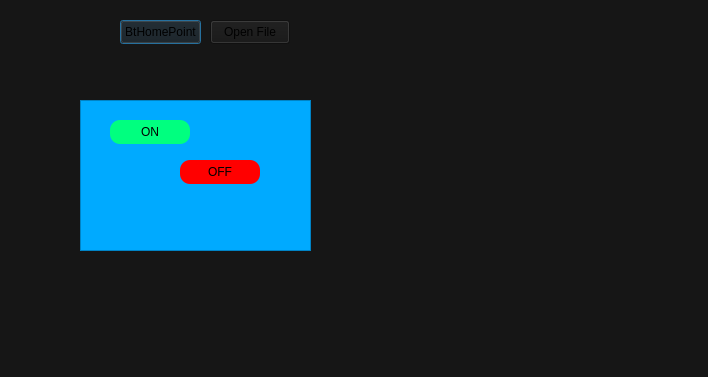
First picture: the form in dialog.ui, repository RonDahan23/CNC_Machine_Project, before the edit.
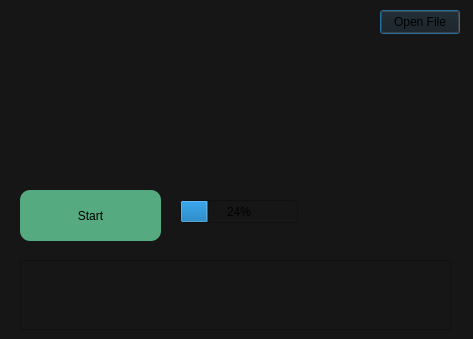
Second picture: the form after the edit.

The edit to the form file:
```diff
--- a/dialog.ui
+++ b/dialog.ui
@@ -6,8 +6,8 @@
    <rect>
     <x>0</x>
     <y>0</y>
-    <width>708</width>
-    <height>377</height>
+    <width>473</width>
+    <height>339</height>
    </rect>
   </property>
   <property name="windowTitle">
@@ -16,89 +16,11 @@
   <property name="styleSheet">
    <string notr="true">background-color: rgb(22, 22, 22);</string>
   </property>
-  <widget class="QPushButton" name="BtHomePoint">
-   <property name="geometry">
-    <rect>
-     <x>120</x>
-     <y>20</y>
-     <width>81</width>
-     <height>24</height>
-    </rect>
-   </property>
-   <property name="text">
-    <string>BtHomePoint</string>
-   </property>
-  </widget>
-  <widget class="QFrame" name="frame">
-   <property name="geometry">
-    <rect>
-     <x>80</x>
-     <y>100</y>
-     <width>231</width>
-     <height>151</height>
-    </rect>
-   </property>
-   <property name="styleSheet">
-    <string notr="true">background-color: rgb(0, 170, 255);
-
-</string>
-   </property>
-   <property name="frameShape">
-    <enum>QFrame::StyledPanel</enum>
-   </property>
-   <property name="frameShadow">
-    <enum>QFrame::Raised</enum>
-   </property>
-   <widget class="QPushButton" name="pushButtonOFF">
-    <property name="geometry">
-     <rect>
-      <x>100</x>
-      <y>60</y>
-      <width>80</width>
-      <height>24</height>
-     </rect>
-    </property>
-    <property name="styleSheet">
-     <string notr="true">QPushButton 
-{
-	background-color: rgb(255, 0, 0);
-	border: none;
- 	border-radius: 10px;
-}
-</string>
-    </property>
-    <property name="text">
-     <string>OFF</string>
-    </property>
-   </widget>
-   <widget class="QPushButton" name="pushButtonON">
-    <property name="geometry">
-     <rect>
-      <x>30</x>
-      <y>20</y>
-      <width>80</width>
-      <height>24</height>
-     </rect>
-    </property>
-    <property name="styleSheet">
-     <string notr="true">QPushButton 
-{
-	background-color: rgb(0, 255, 127);
-	border: none;
- 	border-radius: 10px;
-}
-</string>
-    </property>
-    <property name="text">
-     <string>ON</string>
-    </property>
-   </widget>
-  </widget>
   <widget class="QPushButton" name="Open_Hpgl_file">
    <property name="geometry">
     <rect>
-     <x>210</x>
-     <y>20</y>
+     <x>380</x>
+     <y>10</y>
      <width>80</width>
      <height>24</height>
     </rect>
@@ -107,6 +29,50 @@
     <string>Open File</string>
    </property>
   </widget>
+  <widget class="QPushButton" name="StartSendingData">
+   <property name="geometry">
+    <rect>
+     <x>20</x>
+     <y>190</y>
+     <width>141</width>
+     <height>51</height>
+    </rect>
+   </property>
+   <property name="styleSheet">
+    <string notr="true">	background-color: rgb(85, 170, 127);
+
+
+	font: 700 22pt &quot;Segoe UI&quot;;
+	border: none;
+ 	border-radius: 10px;</string>
+   </property>
+   <property name="text">
+    <string>Start</string>
+   </property>
+  </widget>
+  <widget class="QProgressBar" name="progressBar">
+   <property name="geometry">
+    <rect>
+     <x>180</x>
+     <y>200</y>
+     <width>118</width>
+     <height>23</height>
+    </rect>
+   </property>
+   <property name="value">
+    <number>24</number>
+   </property>
+  </widget>
+  <widget class="QTextEdit" name="Logs">
+   <property name="geometry">
+    <rect>
+     <x>20</x>
+     <y>260</y>
+     <width>431</width>
+     <height>70</height>
+    </rect>
+   </property>
+  </widget>
  </widget>
  <resources/>
  <connections/>
```
